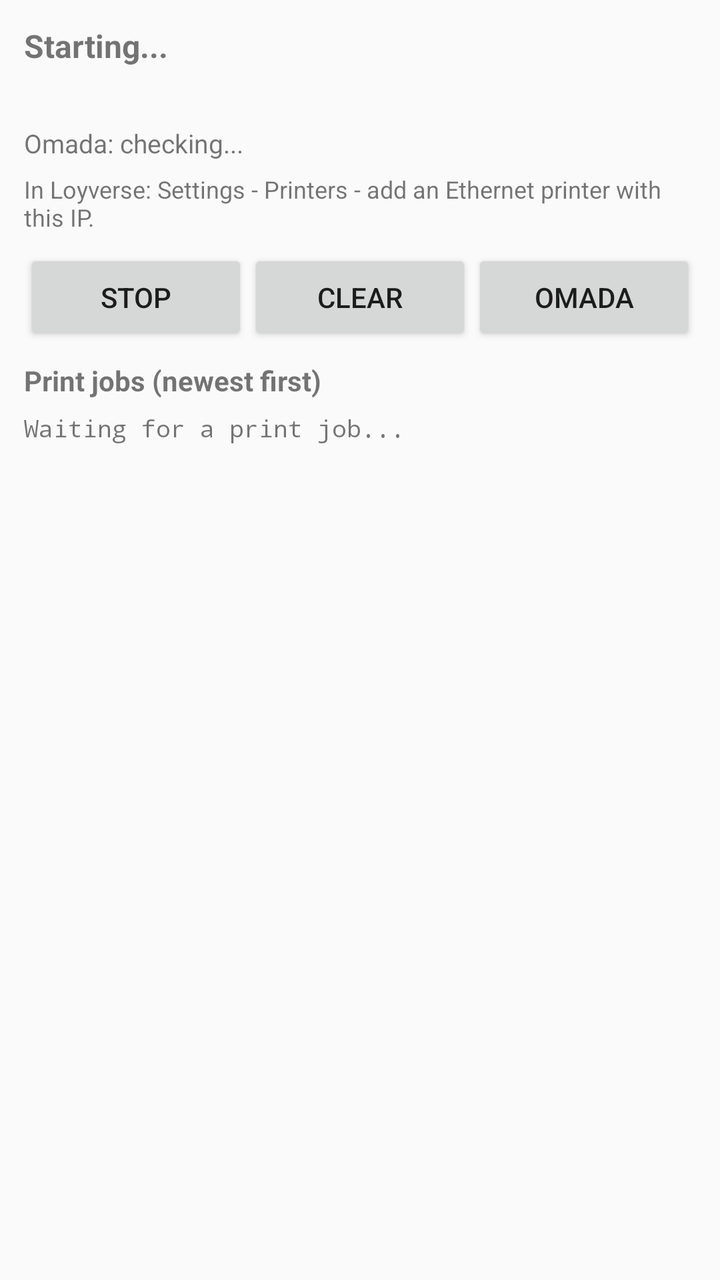
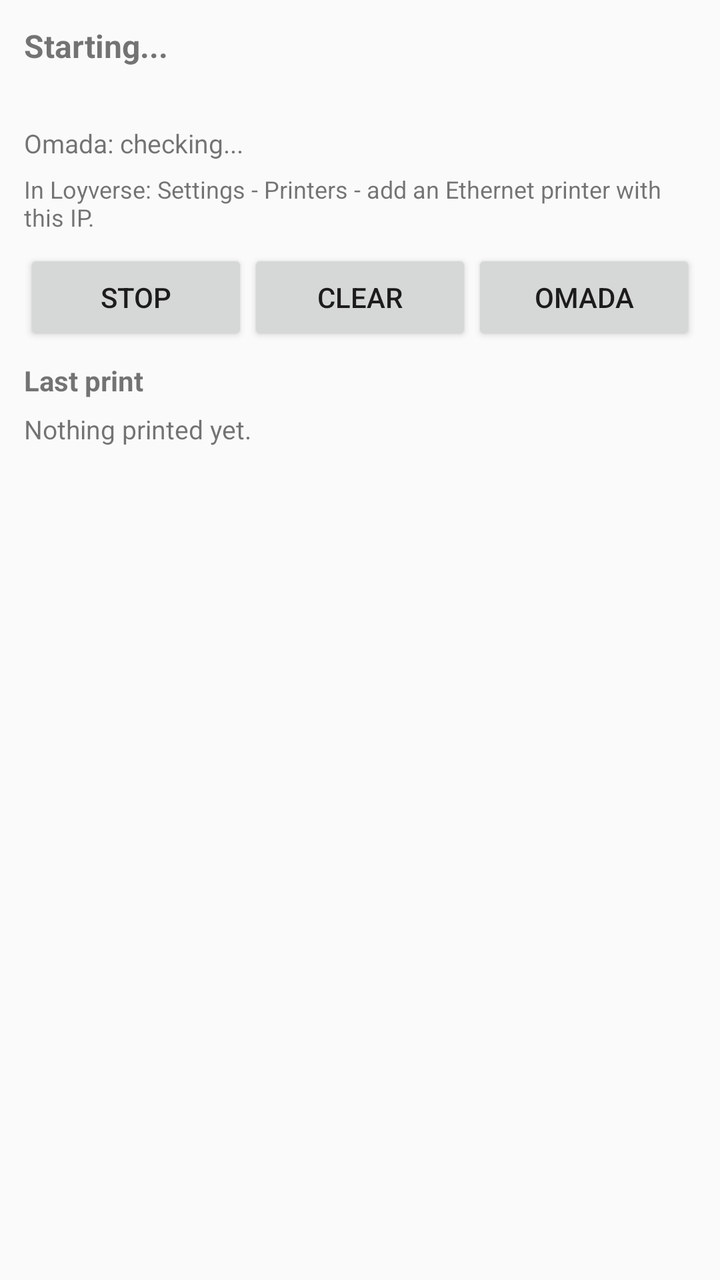

The first picture is an Android layout as it rendered before a commit; the second is the same layout after the commit. The layout source and the unified diff follow.
<!-- AndroidManifest.xml: application theme android:Theme.Material.Light.DarkActionBar -->
<!-- res/layout/activity_main.xml -->
<?xml version="1.0" encoding="utf-8"?>
<LinearLayout xmlns:android="http://schemas.android.com/apk/res/android"
    android:orientation="vertical"
    android:layout_width="match_parent"
    android:layout_height="match_parent"
    android:padding="12dp">

    <TextView
        android:id="@+id/statusLine"
        android:layout_width="match_parent"
        android:layout_height="wrap_content"
        android:textSize="16sp"
        android:textStyle="bold"
        android:text="Starting..." />

    <TextView
        android:id="@+id/addressLine"
        android:layout_width="match_parent"
        android:layout_height="wrap_content"
        android:paddingTop="4dp"
        android:textSize="14sp"
        android:typeface="monospace"
        android:text="" />

    <TextView
        android:id="@+id/omadaLine"
        android:layout_width="match_parent"
        android:layout_height="wrap_content"
        android:paddingTop="6dp"
        android:textSize="13sp"
        android:text="Omada: checking..." />

    <TextView
        android:id="@+id/hintLine"
        android:layout_width="match_parent"
        android:layout_height="wrap_content"
        android:paddingTop="6dp"
        android:paddingBottom="8dp"
        android:textSize="12sp"
        android:text="In Loyverse: Settings - Printers - add an Ethernet printer with this IP." />

    <LinearLayout
        android:layout_width="match_parent"
        android:layout_height="wrap_content"
        android:orientation="horizontal">

        <Button
            android:id="@+id/toggleButton"
            android:layout_width="0dp"
            android:layout_weight="1"
            android:layout_height="wrap_content"
            android:text="Stop" />

        <Button
            android:id="@+id/clearButton"
            android:layout_width="0dp"
            android:layout_weight="1"
            android:layout_height="wrap_content"
            android:text="Clear" />

        <Button
            android:id="@+id/omadaButton"
            android:layout_width="0dp"
            android:layout_weight="1"
            android:layout_height="wrap_content"
            android:text="Omada" />
    </LinearLayout>

    <TextView
        android:layout_width="match_parent"
        android:layout_height="wrap_content"
        android:paddingTop="8dp"
        android:textStyle="bold"
        android:text="Print jobs (newest first)" />

    <ScrollView
        android:layout_width="match_parent"
        android:layout_height="0dp"
        android:layout_weight="1">

      <LinearLayout
          android:orientation="vertical"
          android:layout_width="match_parent"
          android:layout_height="wrap_content">

        <ImageView
            android:id="@+id/receiptImage"
            android:layout_width="match_parent"
            android:layout_height="wrap_content"
            android:adjustViewBounds="true"
            android:scaleType="fitStart"
            android:background="#FFFFFF"
            android:contentDescription="Rendered receipt"
            android:visibility="gone" />

        <TextView
            android:id="@+id/jobsView"
            android:layout_width="match_parent"
            android:layout_height="wrap_content"
            android:typeface="monospace"
            android:textSize="12sp"
            android:paddingTop="6dp"
            android:textIsSelectable="true"
            android:text="Waiting for a print job..." />
      </LinearLayout>
    </ScrollView>
</LinearLayout>
<!-- resources referenced by this layout -->
<resources>

</resources>

<!-- the commit's change to res/layout/activity_main.xml (unified diff, before → after) -->
@@ -71,7 +71,7 @@
         android:layout_height="wrap_content"
         android:paddingTop="8dp"
         android:textStyle="bold"
-        android:text="Print jobs (newest first)" />
+        android:text="Last print" />
 
     <ScrollView
         android:layout_width="match_parent"
@@ -94,14 +94,12 @@
             android:visibility="gone" />
 
         <TextView
-            android:id="@+id/jobsView"
+            android:id="@+id/emptyView"
             android:layout_width="match_parent"
             android:layout_height="wrap_content"
-            android:typeface="monospace"
-            android:textSize="12sp"
             android:paddingTop="6dp"
-            android:textIsSelectable="true"
-            android:text="Waiting for a print job..." />
+            android:textSize="13sp"
+            android:text="Nothing printed yet." />
       </LinearLayout>
     </ScrollView>
 </LinearLayout>
